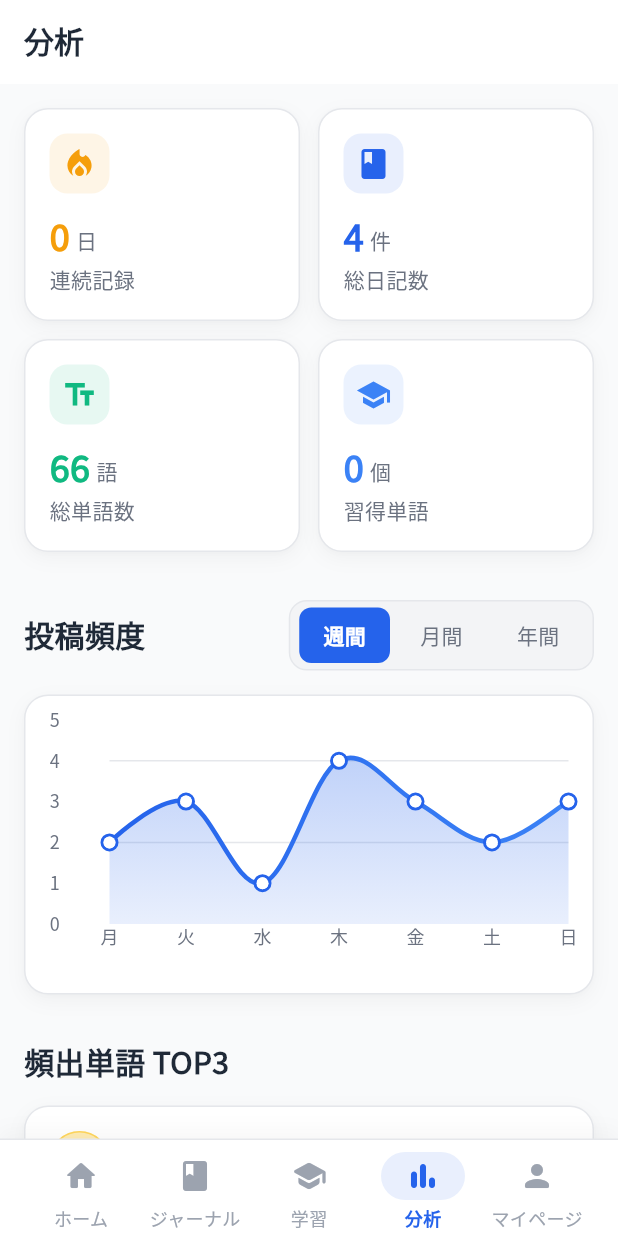
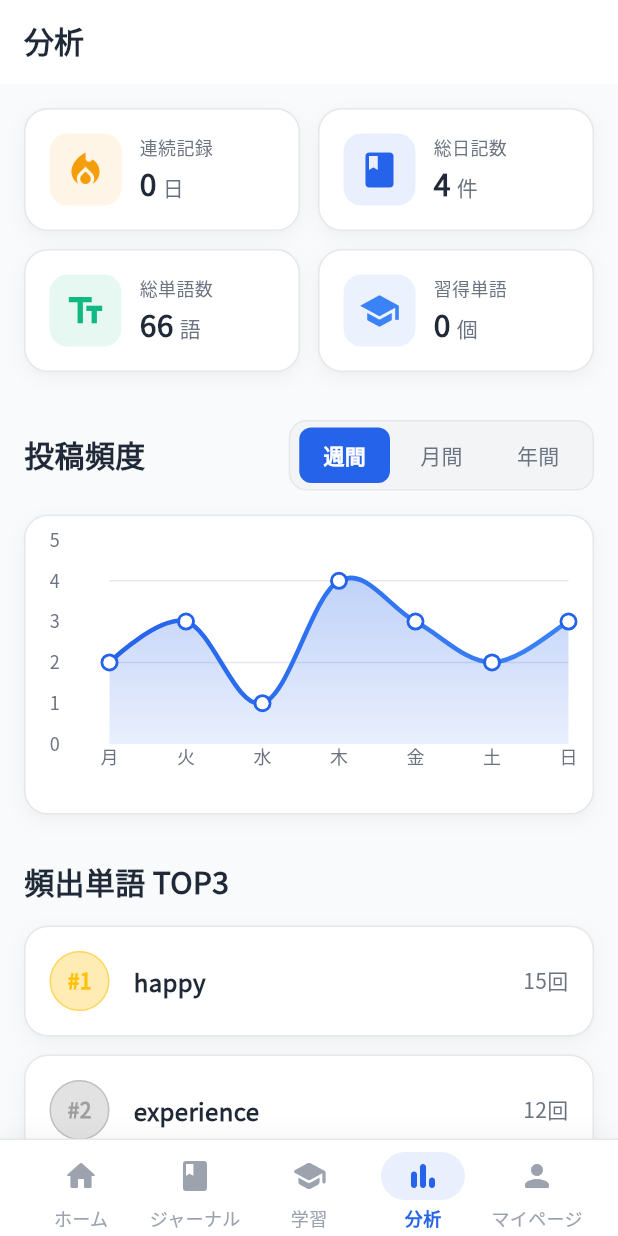
Before and after one commit to LB-KosukeTamogami/Journal-, a Flutter app: the screen it shows after launch, item 4 of the bottom bar chosen, on a phone screen of 412 x 824 dp. Run offline on Flutter 3.47's test engine with Material 3 defaults, Android fonts, the phone set to English and light mode, and no system bars; drawn by our look-alikes of fl_chart, flutter_animate; our stand-ins replace google_fonts, shared_preferences, table_calendar.

Commit message:
feat: 分析画面の統計カードのレイアウトを改善
- アイコンを左側、テキストを右側に配置して見やすく
- タイトルを上部に、数値を下部に配置
- アイコンサイズを少し大きくして視認性向上
- 全体的なバランスを改善

🤖 Generated with [Claude Code](https://claude.ai/code)

Co-Authored-By: Claude <noreply@anthropic.com>

```diff
--- a/journal_learning_app/lib/screens/analytics_screen.dart
+++ b/journal_learning_app/lib/screens/analytics_screen.dart
@@ -402,11 +402,10 @@ class _StatCard extends StatelessWidget {
   Widget build(BuildContext context) {
     return AppCard(
       padding: const EdgeInsets.all(16),
-      child: Column(
-        crossAxisAlignment: CrossAxisAlignment.start,
+      child: Row(
         children: [
           Container(
-            padding: const EdgeInsets.all(8),
+            padding: const EdgeInsets.all(10),
             decoration: BoxDecoration(
               color: color.withOpacity(0.1),
               borderRadius: BorderRadius.circular(12),
@@ -414,18 +413,30 @@ class _StatCard extends StatelessWidget {
             child: Icon(
               icon,
               color: color,
-              size: 24,
+              size: 28,
             ),
           ),
-          const SizedBox(height: 12),
+          const SizedBox(width: 12),
+          Expanded(
+            child: Column(
+              crossAxisAlignment: CrossAxisAlignment.start,
+              children: [
+                Text(
+                  title,
+                  style: AppTheme.caption.copyWith(
+                    color: AppTheme.textSecondary,
+                  ),
+                ),
+                const SizedBox(height: 2),
                 Row(
                   crossAxisAlignment: CrossAxisAlignment.baseline,
                   textBaseline: TextBaseline.alphabetic,
                   children: [
                     Text(
                       value,
-                style: AppTheme.headline2.copyWith(
-                  color: color,
+                      style: AppTheme.headline3.copyWith(
+                        color: AppTheme.textPrimary,
+                        fontWeight: FontWeight.w700,
                       ),
                     ),
                     const SizedBox(width: 4),
@@ -437,11 +448,7 @@ class _StatCard extends StatelessWidget {
                     ),
                   ],
                 ),
-          const SizedBox(height: 4),
-          Text(
-            title,
-            style: AppTheme.body2.copyWith(
-              color: AppTheme.textSecondary,
+              ],
             ),
           ),
         ],
```
Also changed, not shown: 4 other files. Lines whose indentation alone changed are shown as unchanged.
